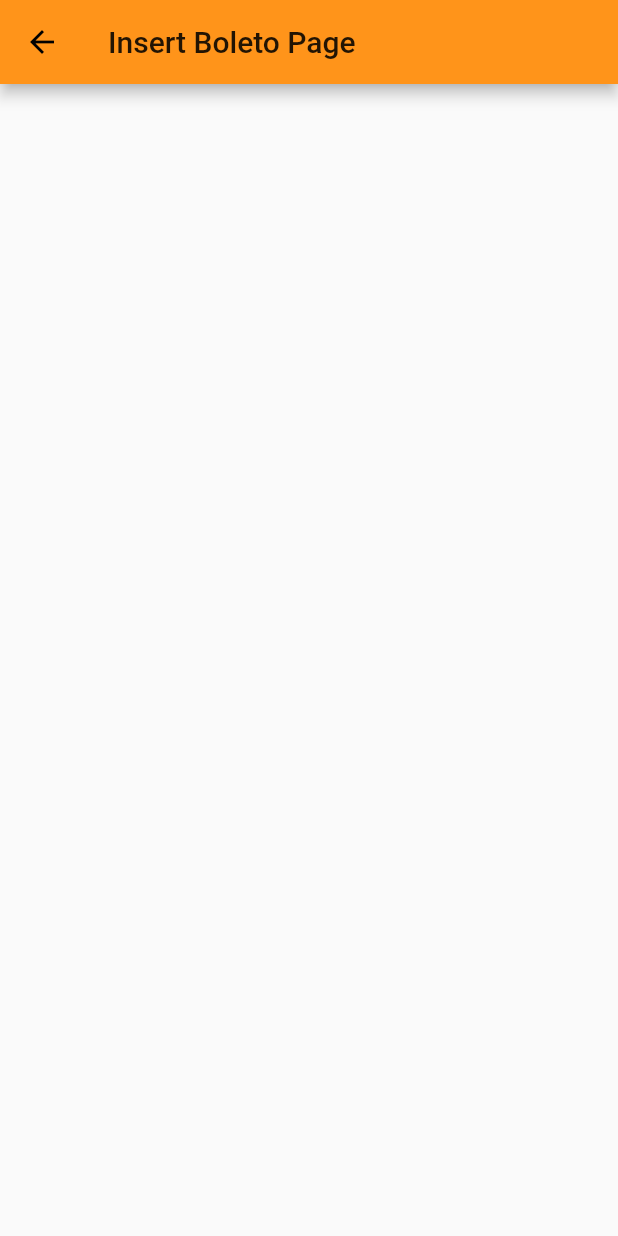
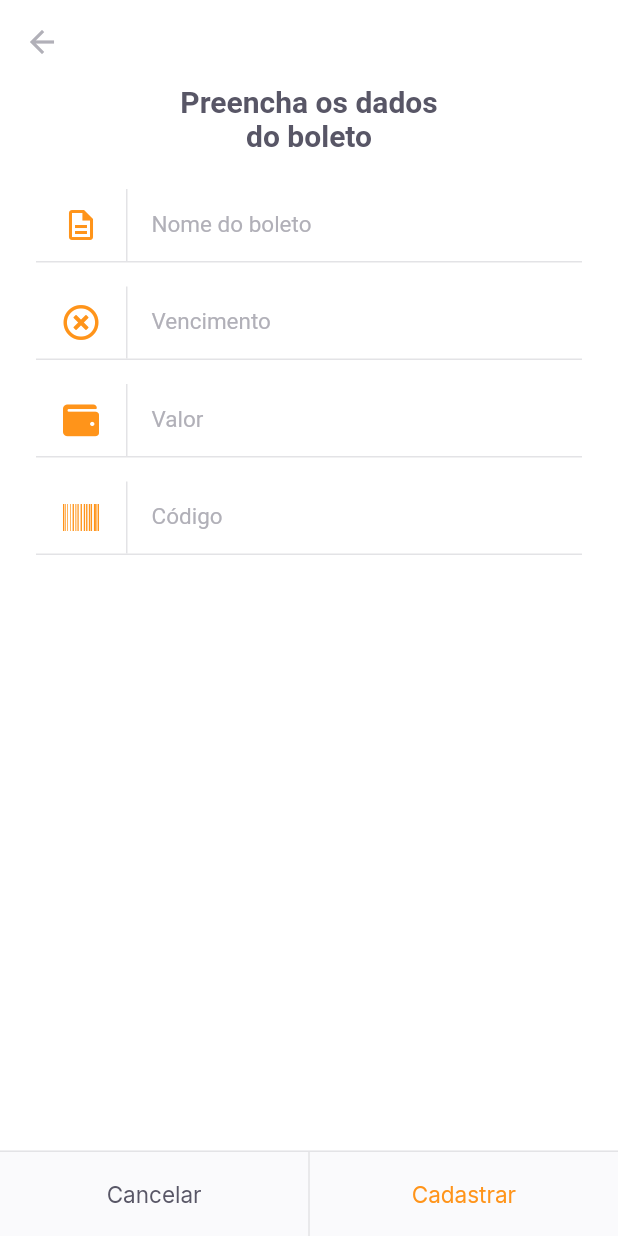
Before and after one commit to tiagoguiu/NextLevelWeek-06-trilha-Flutter, a Flutter app: the InsertBoletoPage screen opened by its route, on a phone screen of 412 x 824 dp. Run offline on Flutter 3.47's test engine with Material 2 defaults, Android fonts, the phone set to English and light mode, and no system bars; our stand-ins replace camera, firebase_core, font_awesome_flutter, google_fonts, google_sign_in, image_picker and 1 more; missing offline and left inert: google_ml_kit; accounts and stored records are empty.

Commit message:
Alterações pagina de inserção

```diff
--- a/lib/modules/home/home_page.dart
+++ b/lib/modules/home/home_page.dart
@@ -72,7 +72,8 @@ class _HomePageState extends State<HomePage> {
             ),
             GestureDetector(
               onTap: () {
-                Navigator.pushNamed(context, "/barcode_scanner");
+                //Navigator.pushNamed(context, "/barcode_scanner");
+                Navigator.pushNamed(context, "/insert_boleto");
               },
               child: Container(
                 width: 56,
--- a/lib/modules/insert_boleto/inser_boleto_page.dart
+++ b/lib/modules/insert_boleto/inser_boleto_page.dart
@@ -1,13 +1,72 @@
 import 'package:flutter/material.dart';
-
+import 'package:font_awesome_flutter/font_awesome_flutter.dart';
+import 'package:payflow/shared/themes/appColors.dart';
+import 'package:payflow/shared/themes/app_text_styles.dart';
+import 'package:payflow/shared/widgets/input_text/input_text_widget.dart';
+import 'package:payflow/shared/widgets/set_label_buttons/set_label_buttons.dart';
 
 class InsertBoletoPage extends StatelessWidget {
-  const InsertBoletoPage({ Key? key }) : super(key: key);
+  const InsertBoletoPage({Key? key}) : super(key: key);
 
   @override
   Widget build(BuildContext context) {
     return Scaffold(
-      appBar: AppBar(title: Text("Insert Boleto Page"),),
+      backgroundColor: AppColors.background,
+      appBar: AppBar(
+        backgroundColor: AppColors.background,
+        elevation: 0,
+        leading: BackButton(
+          color: AppColors.input,
+        ),
+      ),
+      body: Padding(
+        padding: const EdgeInsets.symmetric(horizontal: 24),
+        child: Column(
+          crossAxisAlignment: CrossAxisAlignment.center,
+          children: [
+            Padding(
+              padding: const EdgeInsets.symmetric(horizontal: 93),
+              child: Text(
+                "Preencha os dados do boleto",
+                style: TextStyles.titleBoldHeading,
+                textAlign: TextAlign.center,
+              ),
+            ),
+            SizedBox(
+              height: 24,
+            ),
+            InputTextWidget(
+              labelText: "Nome do boleto",
+              icon: Icons.description_outlined,
+              onChanged: (value) {},
+            ),
+            InputTextWidget(
+              labelText: "Vencimento",
+              icon: FontAwesomeIcons.timesCircle,
+              onChanged: (value) {},
+            ),
+            InputTextWidget(
+              labelText: "Valor",
+              icon: FontAwesomeIcons.wallet,
+              onChanged: (value) {},
+            ),
+            InputTextWidget(
+              labelText: "Código",
+              icon: FontAwesomeIcons.barcode,
+              onChanged: (value) {},
+            ),
+          ],
+        ),
+      ),
+      bottomNavigationBar: SetLabelButtons(
+        enableSecondaryColor: true,
+        primaryLabel: "Cancelar",
+        primaryOnPressed: () {
+          Navigator.pop(context);
+        },
+        secondaryLabel: "Cadastrar",
+        secondaryOnPressed: () {},
+      ),
     );
   }
 }
--- a/lib/shared/themes/appColors.dart
+++ b/lib/shared/themes/appColors.dart
@@ -1,6 +1,6 @@
-import  'package:flutter/material.dart';
+import 'package:flutter/material.dart';
 
-class AppColors{
+class AppColors {
   static final primary = Color(0xFFFF941A);
   static final grey = Color(0xFF585666);
   static final delete = Color(0xFFE83F5B);
@@ -9,4 +9,5 @@ static final body = Color(0xFF706E7A);
   static final stroke = Color(0xFFE3E3E6);
   static final shape = Color(0xFFFAFAFC);
   static final background = Color(0xFFFFFFFF);
+  static final input = Color(0xFFB1B0B8);
 }
--- a/lib/shared/themes/app_text_styles.dart
+++ b/lib/shared/themes/app_text_styles.dart
@@ -7,6 +7,11 @@ class TextStyles {
     fontSize: 32,
     fontWeight: FontWeight.w600,
     color: AppColors.heading,
+  );
+  static final input = GoogleFonts.lexendDeca(
+    fontSize: 15,
+    fontWeight: FontWeight.w400,
+    color: AppColors.input,
   );
   static final titleRegular = GoogleFonts.lexendDeca(
     fontSize: 20,
--- /dev/null
+++ b/lib/shared/widgets/input_text/input_text_widget.dart
@@ -0,0 +1,66 @@
+import 'package:flutter/material.dart';
+import 'package:payflow/shared/themes/appColors.dart';
+import 'package:payflow/shared/themes/app_text_styles.dart';
+
+class InputTextWidget extends StatelessWidget {
+  final String labelText;
+  final IconData icon;
+  final String? initialValue;
+  final String? Function(String?)? validator;
+  final TextEditingController? controller;
+  final void Function(String value) onChanged;
+
+  const InputTextWidget(
+      {Key? key,
+      required this.labelText,
+      required this.icon,
+      this.initialValue,
+      this.validator,
+      this.controller, required this.onChanged})
+      : super(key: key);
+
+  @override
+  Widget build(BuildContext context) {
+    return Padding(
+      padding: const EdgeInsets.only(bottom: 16),
+      child: Column(
+        children: [
+          TextFormField(
+            onChanged: onChanged,
+            controller: controller,
+            initialValue: initialValue,
+            validator: validator,
+            style: TextStyles.input,
+            decoration: InputDecoration(
+                contentPadding: EdgeInsets.zero,
+                labelText: labelText,
+                labelStyle: TextStyles.input,
+                icon: Row(
+                  mainAxisSize: MainAxisSize.min,
+                  children: [
+                    Padding(
+                      padding: const EdgeInsets.symmetric(horizontal: 18),
+                      child: Icon(
+                        icon,
+                        color: AppColors.primary,
+                      ),
+                    ),
+                    Container(
+                      width: 1,
+                      height: 48,
+                      color: AppColors.stroke,
+                    )
+                  ],
+                ),
+                border: InputBorder.none),
+          ),
+          Divider(
+            height: 1,
+            thickness: 1,
+            color: AppColors.stroke,
+          ),
+        ],
+      ),
+    );
+  }
+}
--- a/lib/shared/widgets/set_label_buttons/set_label_buttons.dart
+++ b/lib/shared/widgets/set_label_buttons/set_label_buttons.dart
@@ -10,6 +10,7 @@ class SetLabelButtons extends StatelessWidget {
   final String secondaryLabel;
   final VoidCallback secondaryOnPressed;
   final bool enablePrimaryColor;
+  final bool enableSecondaryColor;
 
   const SetLabelButtons(
       {Key? key,
@@ -17,13 +18,24 @@ class SetLabelButtons extends StatelessWidget {
       required this.primaryOnPressed,
       required this.secondaryLabel,
       this.enablePrimaryColor = false,
-      required this.secondaryOnPressed})
+      required this.secondaryOnPressed,
+      this.enableSecondaryColor = false,})
       : super(key: key);
 
   @override
   Widget build(BuildContext context) {
     return Container(
       color: AppColors.shape,
+      height: 57,
+      child: Column(
+        mainAxisSize: MainAxisSize.min,
+        children: [
+          Divider(
+            thickness: 1,
+            height: 1,
+            color: AppColors.stroke,
+          ),
+          Container(
             height: 56,
             child: Row(
               children: [
@@ -39,6 +51,10 @@ class SetLabelButtons extends StatelessWidget {
                   child: LabelButton(
                     label: secondaryLabel,
                     onPressed: secondaryOnPressed,
+                    style: enableSecondaryColor ? TextStyles.buttonPrimary : null,
+                  ),
+                ),
+              ],
             ),
           ),
         ],
--- a/pubspec.yaml
+++ b/pubspec.yaml
@@ -35,6 +35,8 @@ dependencies:
   google_ml_kit: ^0.6.0
   camera: ^0.8.1+3
   image_picker: ^0.8.0+4
+  font_awesome_flutter: ^9.1.0
+  flutter_masked_text2: ^0.9.1
 
 dev_dependencies:
   flutter_test:
```
Also changed, not shown: lib/modules/barcode_scanner/barcode_scanner_controller.dart (+31 -25 lines), lib/modules/barcode_scanner/barcode_scanner_page.dart (+8 -4 lines), lib/modules/barcode_scanner/barcode_scanner_status.dart (+8 -11 lines), pubspec.lock. Lines whose indentation alone changed are shown as unchanged.
